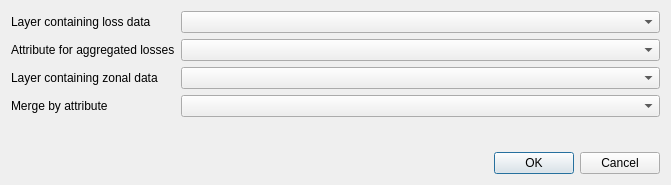
gem/oq-irmt-qgis, file svir/ui/ui_select_layers_to_merge.ui: the form before one commit.
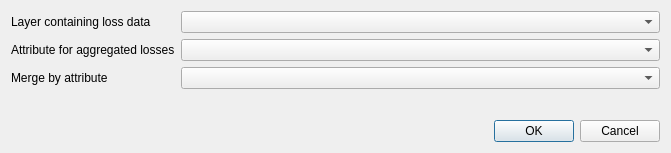
The form after the commit.

Commit message: refactored merge svi with losses

```diff
--- a/svir/ui/ui_select_layers_to_merge.ui
+++ b/svir/ui/ui_select_layers_to_merge.ui
@@ -10,7 +10,7 @@
     <x>0</x>
     <y>0</y>
     <width>671</width>
-    <height>185</height>
+    <height>153</height>
    </rect>
   </property>
   <property name="windowTitle">
@@ -35,16 +35,6 @@
      <item row="1" column="1">
       <widget class="QComboBox" name="loss_layer_cbox"/>
      </item>
-     <item row="3" column="0">
-      <widget class="QLabel" name="zonal_layer_lbl">
-       <property name="text">
-        <string>Layer containing zonal data</string>
-       </property>
-      </widget>
-     </item>
-     <item row="3" column="1">
-      <widget class="QComboBox" name="zonal_layer_cbox"/>
-     </item>
      <item row="2" column="0">
       <widget class="QLabel" name="aggr_loss_attr_lbl">
        <property name="text">
@@ -55,14 +45,14 @@
      <item row="2" column="1">
       <widget class="QComboBox" name="aggr_loss_attr_cbox"/>
      </item>
-     <item row="4" column="0">
+     <item row="3" column="0">
       <widget class="QLabel" name="label">
        <property name="text">
         <string>Merge by attribute</string>
        </property>
       </widget>
      </item>
-     <item row="4" column="1">
+     <item row="3" column="1">
       <widget class="QComboBox" name="merge_attr_cbx"/>
      </item>
     </layout>
```
Left out of the diff: 2 changed lines with no effect on the pictures. The commit also changes 2 other files.
